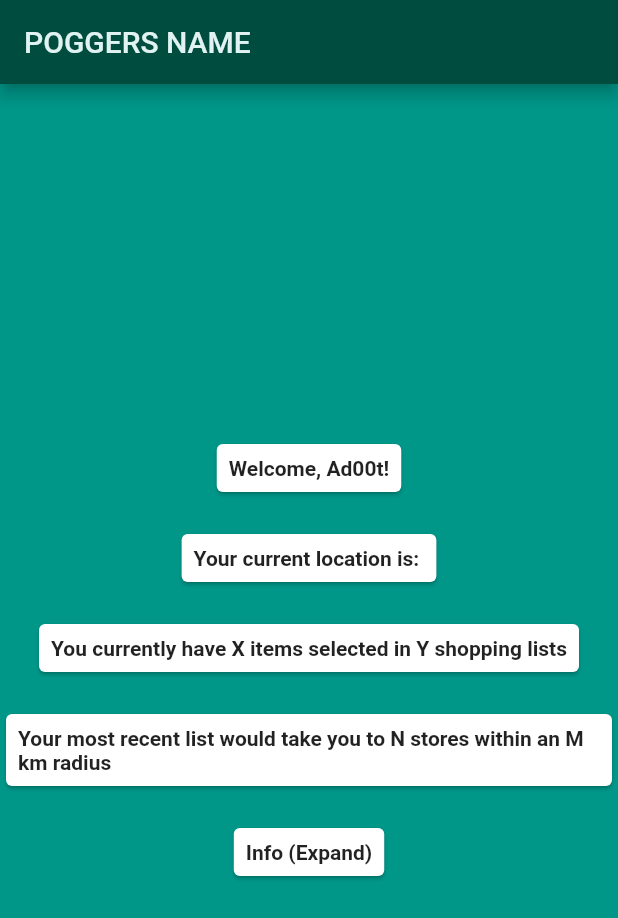
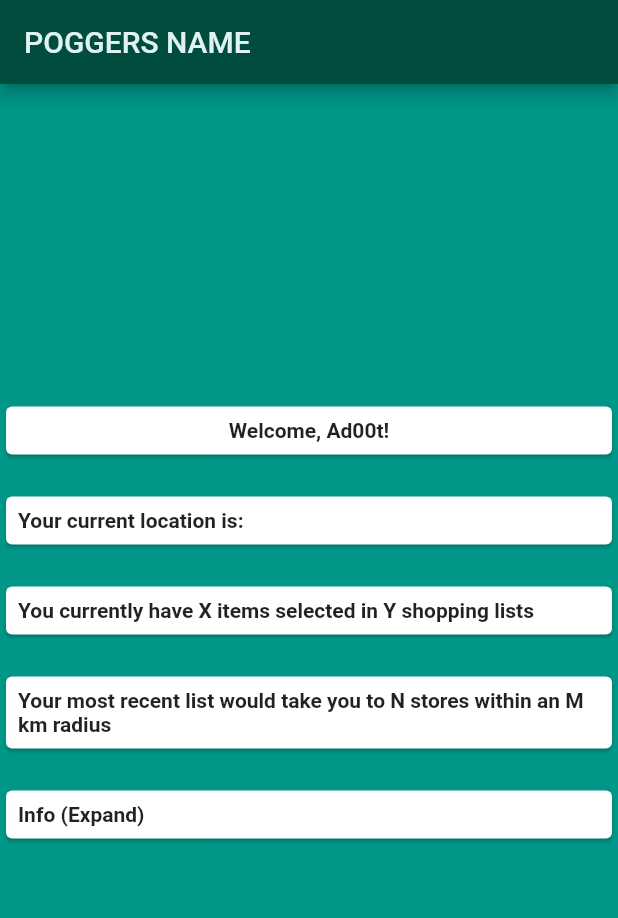
Before and after one commit to kushkansara02/LocalPlus, a Flutter app: the screen it shows after launch, on a phone screen of 412 x 824 dp. Shown: the top 918 px of the screen. Run offline on Flutter 3.47's test engine with Material 2 defaults, Android fonts, the phone set to English and light mode, and no system bars; Roboto replaces fonts that are missing (Montserrat); project files that could hold a hidden picture were left out.

Commit message:
Added basic text on app home screen

```diff
--- a/lib/main.dart
+++ b/lib/main.dart
@@ -22,33 +22,44 @@ class MyApp extends StatelessWidget {
         body: Column(
           mainAxisAlignment: MainAxisAlignment.center,
           children: <Widget>[
-            Card(
+            Container(
+              width: double.infinity,
+              child: Card(
                 child: Padding(
                   padding: const EdgeInsets.all(8.0),
+                  child: Center(
                     child: Text(
                       'Welcome, Ad00t!',
                       style: TextStyle(
-                      fontFamily: 'Montserrat', fontWeight: FontWeight.bold),
+                          fontFamily: 'Montserrat',
+                          fontWeight: FontWeight.bold),
+                    ),
+                  ),
                 ),
               ),
             ),
             SizedBox(
               height: 20,
             ),
-            Card(
+            Container(
+              width: double.infinity,
+              child: Card(
                 child: Padding(
                   padding: const EdgeInsets.all(8.0),
                   child: Text(
-                  'Your current location is: ',
+                    'Your current location is:',
                     style: TextStyle(
                         fontFamily: 'Montserrat', fontWeight: FontWeight.bold),
+                  ),
                 ),
               ),
             ),
             SizedBox(
               height: 20,
             ),
-            Card(
+            Container(
+              width: double.infinity,
+              child: Card(
                 child: Padding(
                   padding: const EdgeInsets.all(8.0),
                   child: Text(
@@ -58,10 +69,13 @@ class MyApp extends StatelessWidget {
                   ),
                 ),
               ),
+            ),
             SizedBox(
               height: 20,
             ),
-            Card(
+            Container(
+              width: double.infinity,
+              child: Card(
                 child: Padding(
                   padding: const EdgeInsets.all(8.0),
                   child: Text(
@@ -71,10 +85,13 @@ class MyApp extends StatelessWidget {
                   ),
                 ),
               ),
+            ),
             SizedBox(
               height: 20,
             ),
-            Card(
+            Container(
+              width: double.infinity,
+              child: Card(
                 child: Padding(
                   padding: const EdgeInsets.all(8.0),
                   child: Text(
@@ -84,6 +101,10 @@ class MyApp extends StatelessWidget {
                   ),
                 ),
               ),
+            ),
+            SizedBox(
+              height: 50,
+            ),
           ],
         ),
       ),
```
Also changed, not shown: fonts/Montserrat-Black.ttf (added), fonts/Montserrat-BlackItalic.ttf (added), fonts/Montserrat-Bold.ttf (added), fonts/Montserrat-BoldItalic.ttf (added), fonts/Montserrat-ExtraBold.ttf (added), fonts/Montserrat-ExtraBoldItalic.ttf (added), fonts/Montserrat-ExtraLight.ttf (added), fonts/Montserrat-ExtraLightItalic.ttf (added), fonts/Montserrat-Italic.ttf (added), fonts/Montserrat-Light.ttf (added), fonts/Montserrat-LightItalic.ttf (added), fonts/Montserrat-Medium.ttf (added), fonts/Montserrat-MediumItalic.ttf (added), fonts/Montserrat-Regular.ttf (added), 4 more files. Lines whose indentation alone changed are shown as unchanged.
